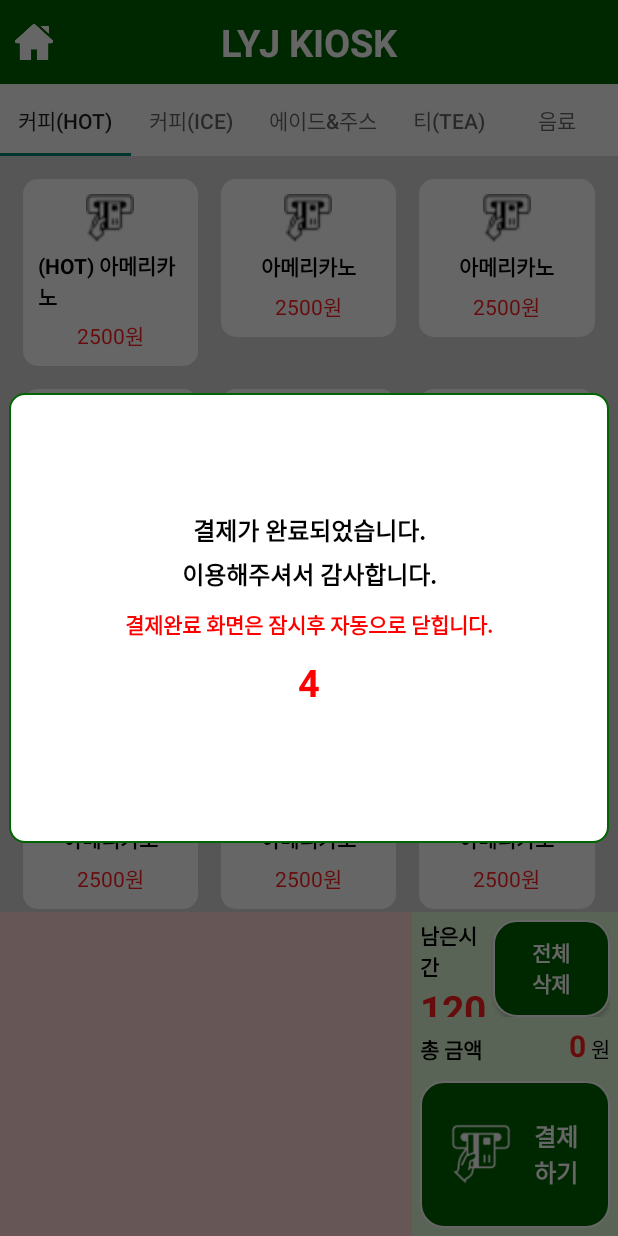
After one commit to yjlee9909/Kiosk_prj, an Android app: the fragment thxDialog placed in its activity, on a phone screen of 412 x 824 dp. The commit adds this screen. Run offline under Robolectric (Android 15) with nearby library versions, the phone set to English and light mode, and no system bars.

Commit message:
결제 후 다이얼로그 생성

```diff
--- a/app/src/main/java/com/androidexlyj/lyj_kiosk/MainActivity.kt
+++ b/app/src/main/java/com/androidexlyj/lyj_kiosk/MainActivity.kt
@@ -132,7 +132,7 @@ private var lyj_totalCount = 0
     }
 
     // 리스트 전체 삭제
-    private fun clearItemListAll() {
+    fun clearItemListAll() {
         lyj_itemList.clear()
         lyj_adapter.notifyDataSetChanged()
         updateTotalPrice()
--- a/app/src/main/java/com/androidexlyj/lyj_kiosk/payCardDialog.kt
+++ b/app/src/main/java/com/androidexlyj/lyj_kiosk/payCardDialog.kt
@@ -1,11 +1,15 @@
 package com.androidexlyj.lyj_kiosk
 
+import android.content.Intent
 import android.graphics.Color
 import android.graphics.drawable.ColorDrawable
 import android.os.Bundle
+import android.os.Handler
+import android.os.Looper
 import android.view.*
 import android.widget.Button
 import android.widget.TextView
+import android.widget.Toast
 import androidx.fragment.app.DialogFragment
 
 class payCardDialog(private val getTotalPrice: String) : DialogFragment() {
@@ -23,12 +27,13 @@ class payCardDialog(private val getTotalPrice: String) : DialogFragment() {
         val lyj_approveBtn = view.findViewById<Button>(R.id.lyj_approveBtn)
         val lyj_totalPriceDialog = view.findViewById<TextView>(R.id.lyj_totalPriceDialog)
 
-        val params: WindowManager.LayoutParams = dialog?.window?.attributes as WindowManager.LayoutParams
+        val params: WindowManager.LayoutParams =
+            dialog?.window?.attributes as WindowManager.LayoutParams
         params.width = WindowManager.LayoutParams.MATCH_PARENT
         params.height = WindowManager.LayoutParams.MATCH_PARENT
         dialog?.window?.attributes = params
         dialog?.window?.setBackgroundDrawable(ColorDrawable(Color.TRANSPARENT))
-    dialog?.setCancelable(true)
+        dialog?.setCancelable(true)
 
         lyj_totalPriceDialog.text = getTotalPrice
 
@@ -37,8 +42,31 @@ class payCardDialog(private val getTotalPrice: String) : DialogFragment() {
             dismiss()
         }
 
-    lyj_approveBtn.setOnClickListener {
-            dismiss()
+        lyj_approveBtn.setOnClickListener {
+            val mainActivity = activity as MainActivity
+            mainActivity.let {
+                Toast.makeText(context, "결제중입니다. 잠시만 기다려주세요.", Toast.LENGTH_SHORT).show()
+
+                Handler(Looper.getMainLooper()).postDelayed({
+                    Toast.makeText(context, "결제가 완료되었습니다.", Toast.LENGTH_SHORT).show()
+                    it.clearItemListAll()
+                    val dialog = thxDialog()
+                    dialog.show(parentFragmentManager, "CustomDialog")
+                    dismiss()
+
+
+                }, 5000)
+            }
+
+
+/*
+            Handler(Looper.getMainLooper()).postDelayed({
+                val intent = Intent(activity, LoadingActivity::class.java)
+                startActivity(intent)
+            }, 5000)*/
+
+
+
         }
 
         return view
@@ -49,5 +77,4 @@ class payCardDialog(private val getTotalPrice: String) : DialogFragment() {
     }*/
 
 
-
 }
--- /dev/null
+++ b/app/src/main/java/com/androidexlyj/lyj_kiosk/thxDialog.kt
@@ -0,0 +1,65 @@
+package com.androidexlyj.lyj_kiosk
+
+import android.content.Intent
+import android.graphics.Color
+import android.graphics.drawable.ColorDrawable
+import android.os.Bundle
+import android.os.Handler
+import android.os.Looper
+import android.view.*
+import android.widget.Button
+import android.widget.TextView
+import android.widget.Toast
+import androidx.fragment.app.DialogFragment
+
+class thxDialog() : DialogFragment() {
+//    private var _binding: DialogLayoutBinding? = null
+//    private val binding get() = _binding!!
+    private var countTime = 5
+
+    override fun onCreateView(
+        inflater: LayoutInflater,
+        container: ViewGroup?,
+        savedInstanceState: Bundle?
+    ): View? {
+        val view = inflater.inflate(R.layout.dialog_thx, container, false)
+        val lyj_countTime = view.findViewById<TextView>(R.id.lyj_countTime)
+
+        val params: WindowManager.LayoutParams =
+            dialog?.window?.attributes as WindowManager.LayoutParams
+        params.width = WindowManager.LayoutParams.MATCH_PARENT
+        params.height = WindowManager.LayoutParams.MATCH_PARENT
+        dialog?.window?.attributes = params
+        dialog?.window?.setBackgroundDrawable(ColorDrawable(Color.TRANSPARENT))
+        dialog?.setCancelable(true)
+
+        val countdownHandler = Handler(Looper.getMainLooper())
+        // 1초마다 실행 (총 5초에서 1초씩 감소시키기)
+        val countdownRunnable = object : Runnable {
+            override fun run() {
+                if (countTime > 0) {
+                    lyj_countTime.text = countTime.toString()
+                    countTime--
+                    countdownHandler.postDelayed(this, 1000)
+                } else {
+                    // 0초
+                    countdownHandler.removeCallbacks(this)
+                    val intent = Intent(context, LoadingActivity::class.java)
+                    startActivity(intent)
+                    dismiss()
+                }
+            }
+        }
+        countdownHandler.postDelayed(countdownRunnable,1000)
+
+
+
+        return view
+    }
+    /*override fun onDestroyView() {
+        super.onDestroyView()
+        _binding = null
+    }*/
+
+
+}
--- a/app/src/main/res/layout/dialog_card.xml
+++ b/app/src/main/res/layout/dialog_card.xml
@@ -69,8 +69,17 @@
                 android:layout_width="0dp"
                 android:layout_height="wrap_content"
                 android:layout_weight="1"
+                android:text="353300"
+                android:textColor="#FF0000"
+                android:textSize="16dp"
                 android:gravity="right"
-                android:text="353300원"
+                android:layout_gravity="center"
+                android:textStyle="bold" />
+            <TextView
+                android:layout_width="wrap_content"
+                android:layout_height="wrap_content"
+                android:gravity="right"
+                android:text=" 원"
                 android:textColor="#FF0000"
                 android:textSize="16dp"
                 android:textStyle="bold" />
--- /dev/null
+++ b/app/src/main/res/layout/dialog_thx.xml
@@ -0,0 +1,70 @@
+<?xml version="1.0" encoding="utf-8"?>
+<LinearLayout xmlns:android="http://schemas.android.com/apk/res/android"
+    android:layout_width="match_parent"
+    android:layout_height="wrap_content"
+    android:layout_marginLeft="5dp"
+    android:layout_marginRight="5dp"
+    android:background="@drawable/dialog_round"
+    android:minWidth="400dp"
+    android:minHeight="300dp"
+    android:orientation="vertical"
+    android:paddingLeft="20dp"
+    android:paddingTop="20dp"
+    android:paddingRight="20dp"
+    android:paddingBottom="20dp"
+    android:gravity="center_vertical">
+
+    <LinearLayout
+        android:layout_width="match_parent"
+        android:layout_height="match_parent"
+        android:layout_marginLeft="5dp"
+        android:layout_marginRight="5dp"
+        android:layout_marginBottom="5dp"
+        android:orientation="vertical"
+        >
+
+        <TextView
+            android:layout_width="match_parent"
+            android:layout_height="wrap_content"
+            android:text="결제가 완료되었습니다."
+            android:textColor="@color/black"
+            android:textSize="16dp"
+            android:textAlignment="center"
+            android:textStyle="bold" />
+
+        <TextView
+            android:layout_width="match_parent"
+            android:layout_height="wrap_content"
+            android:layout_marginTop="5dp"
+            android:layout_marginBottom="5dp"
+            android:text="이용해주셔서 감사합니다."
+            android:textAlignment="center"
+            android:textColor="@color/black"
+            android:textSize="16dp"
+            android:textStyle="bold" />
+        <TextView
+            android:layout_width="match_parent"
+            android:layout_height="wrap_content"
+            android:layout_marginTop="5dp"
+            android:layout_marginBottom="5dp"
+            android:text="결제완료 화면은 잠시후 자동으로 닫힙니다."
+            android:textAlignment="center"
+            android:textColor="#FF0000"
+            android:textSize="14dp"
+            android:textStyle="bold"  />
+        <TextView
+            android:id="@+id/lyj_countTime"
+            android:layout_width="match_parent"
+            android:layout_height="wrap_content"
+            android:layout_marginTop="5dp"
+            android:layout_marginBottom="5dp"
+            android:text="5"
+            android:textAlignment="center"
+            android:textColor="#FF0000"
+            android:textSize="25dp"
+            android:textStyle="bold"  />
+    </LinearLayout>
+
+
+
+</LinearLayout>
```
